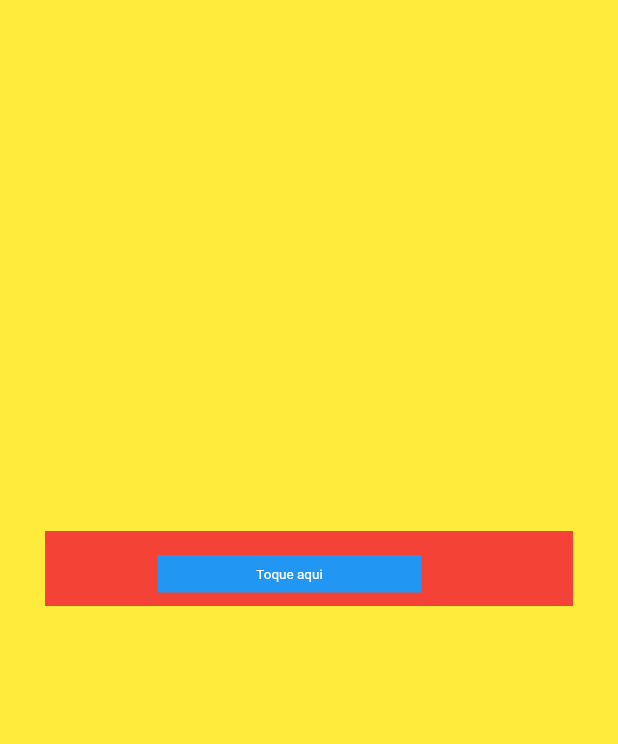
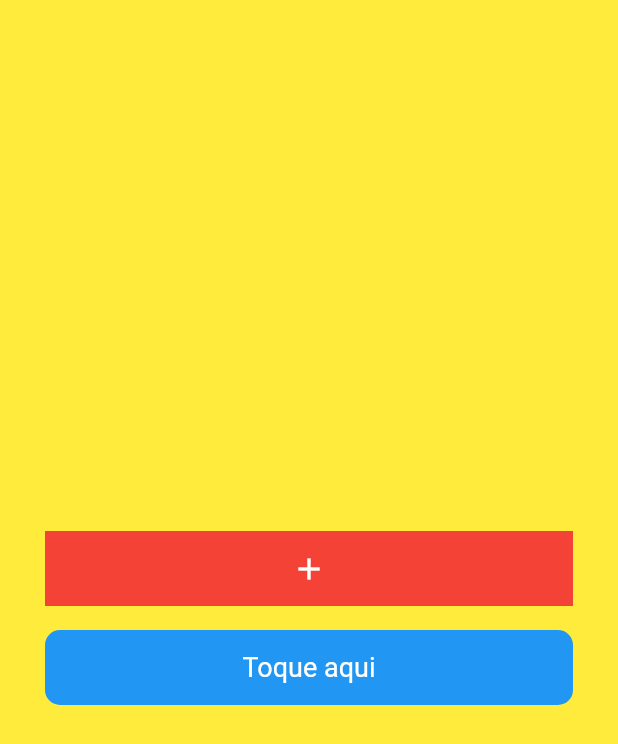
Before and after one commit to gesse-fernandes/05CatalogoWidget, a Flutter app: the screen it shows after launch, on a phone screen of 412 x 824 dp. Shown: the top 744 px of the screen. Run offline on Flutter 3.47's test engine with Material 2 defaults, Android fonts, the phone set to English and light mode, and no system bars.

Commit message:
box decorection

```diff
--- a/lib/main.dart
+++ b/lib/main.dart
@@ -102,12 +102,13 @@
     return Padding(
       padding: const EdgeInsets.symmetric(vertical: 8, horizontal: 30),
       child: Container(
-        transform: Matrix4.identity()
+        /*transform: Matrix4.identity()
           ..scale(0.5)
-          ..translate(150.0, -100.0),
+          ..translate(150.0, -100.0),*/
+        decoration: BoxDecoration(
+            color: Colors.blue, borderRadius: BorderRadius.circular(10.0)),
         width: double.infinity,
         height: 50,
-        color: Colors.blue,
         alignment: Alignment.center,
         child: Text(
           "Toque aqui",
```
